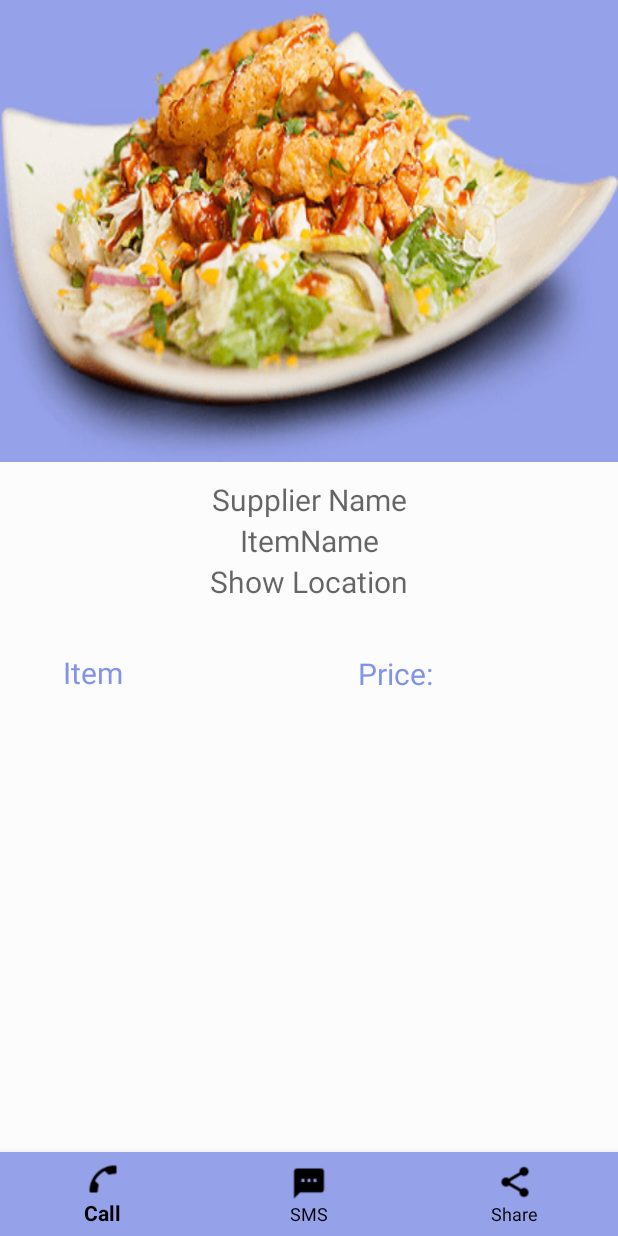
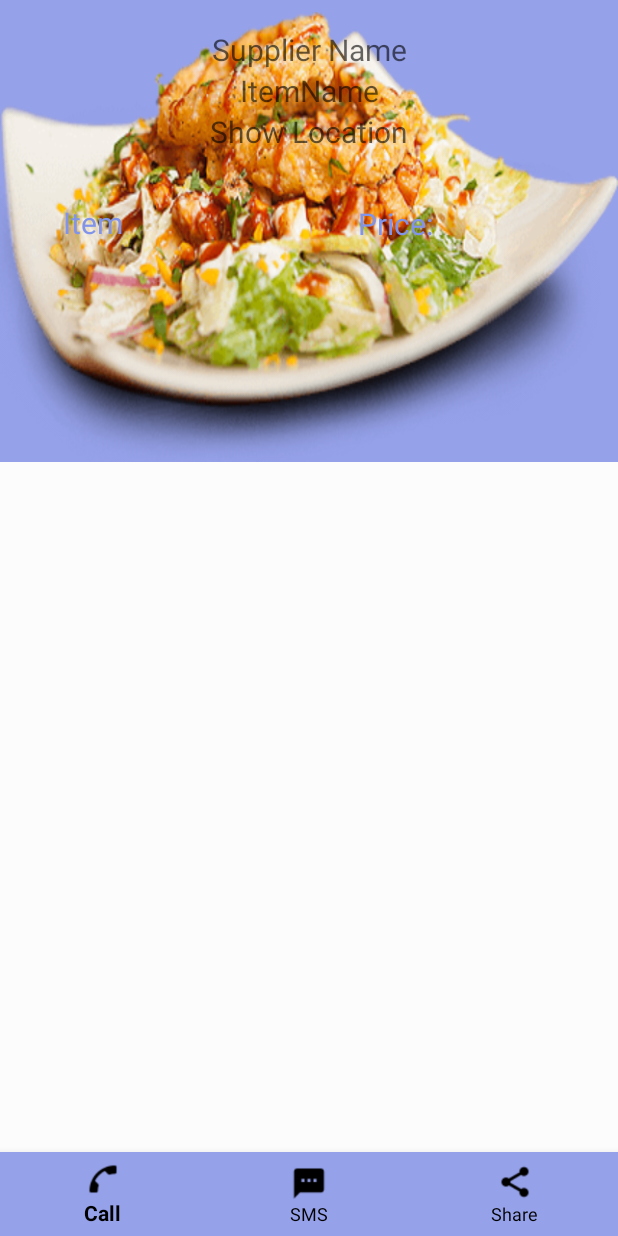
Before and after one commit to Kamran-Manzoor/Tiffin, an Android app: the FragmentDay screen opened directly, with no data from a screen before it, on a phone screen of 412 x 824 dp. Run offline under Robolectric (Android 15) with nearby library versions, the phone set to English and light mode, and no system bars; our stand-ins replace CircleImageView; 2 statements that could not run were skipped.

Commit message:
Repeat changes

```diff
--- a/app/src/main/java/com/kamores/tiffin/Password.java
+++ b/app/src/main/java/com/kamores/tiffin/Password.java
@@ -1,5 +1,6 @@
 package com.kamores.tiffin;
 
+import android.content.Intent;
 import android.os.Bundle;
 import android.support.v7.app.ActionBar;
 import android.support.v7.app.AppCompatActivity;
@@ -24,6 +25,8 @@ public class Password extends AppCompatActivity {
         finish.setOnClickListener(new View.OnClickListener() {
             @Override
             public void onClick(View v) {
+                Intent intent = new Intent( Password.this,BaseActivity.class );
+                startActivity( intent );
             }
         });
     }
--- a/app/src/main/java/com/kamores/tiffin/Supplier_Information.java
+++ b/app/src/main/java/com/kamores/tiffin/Supplier_Information.java
@@ -17,7 +17,7 @@ public class Supplier_Information extends AppCompatActivity {
     @Override
     protected void onCreate(Bundle savedInstanceState) {
         super.onCreate(savedInstanceState);
-        setContentView(R.layout.activity_supplier_information );
+        setContentView(R.layout.activity_add_supplier);
 
         initViewSuppliers();
 
--- a/app/src/main/res/layout/day_fragment.xml
+++ b/app/src/main/res/layout/day_fragment.xml
@@ -43,7 +43,7 @@
     <android.support.v4.widget.NestedScrollView
         android:layout_width="match_parent"
         android:layout_height="337dp"
-        app:layout_behavior="@string/appbar_scrolling_view_behavior">
+        >
 
 
         <!--<de.hdodenhof.circleimageview.CircleImageView-->
@@ -194,8 +194,8 @@
 
             <ListView
                 android:id="@+id/listView"
-                android:layout_width="395dp"
-                android:layout_height="81dp"
+                android:layout_width="400dp"
+                android:layout_height="36dp"
                 android:layout_marginStart="8dp"
                 android:layout_marginEnd="8dp"
                 app:layout_constraintBottom_toBottomOf="parent"
--- a/app/src/main/res/layout/item_list.xml
+++ b/app/src/main/res/layout/item_list.xml
@@ -38,8 +38,8 @@
             android:layout_marginEnd="103dp"
             android:orientation="vertical"
             app:layout_constraintBottom_toBottomOf="parent"
-            app:layout_constraintEnd_toEndOf="@+id/imageView3"
-            app:layout_constraintEnd_toStartOf="@+id/imageView3"
+            app:layout_constraintEnd_toEndOf="@+id/btn_see_details"
+            app:layout_constraintEnd_toStartOf="@+id/btn_see_details"
             app:layout_constraintHorizontal_bias="0.024"
             app:layout_constraintStart_toEndOf="@+id/imageView2"
             app:layout_constraintTop_toTopOf="parent"
@@ -95,7 +95,7 @@
         </LinearLayout>
 
         <ImageView
-            android:id="@+id/imageView3"
+            android:id="@+id/btn_see_details"
             android:layout_width="wrap_content"
             android:layout_height="wrap_content"
             android:layout_marginStart="8dp"
--- a/app/src/main/res/values/strings.xml
+++ b/app/src/main/res/values/strings.xml
@@ -7,7 +7,7 @@
     <string name="nav_header_subtitle">android.studio@android.com</string>
     <string name="nav_header_desc">Navigation header</string>
     <string name="action_settings">Settings</string>
-
+    <string name="appbar_scrolling_view_behavior" translatable="false">android.support.design.widget.AppBarLayout$ScrollingViewBehavior</string>
     <string name="menu_home">Home</string>
     <string name="menu_gallery">Gallery</string>
     <string name="menu_slideshow">Slideshow</string>
```
